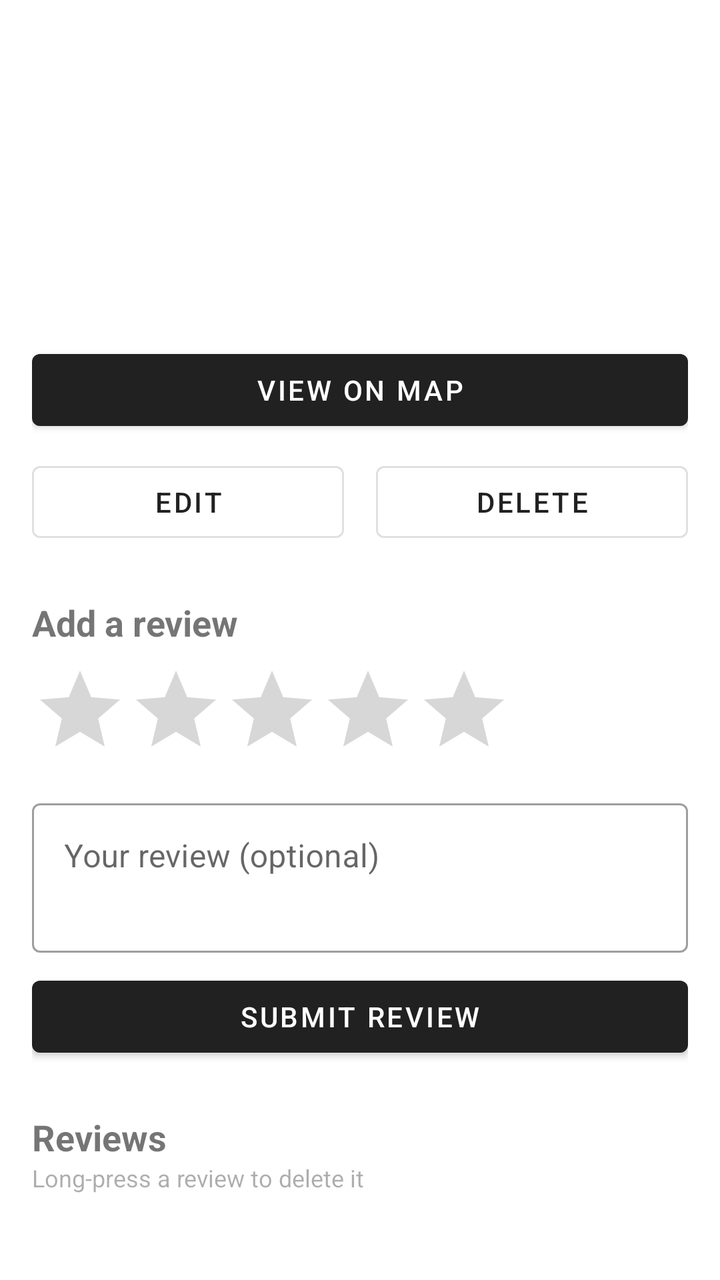
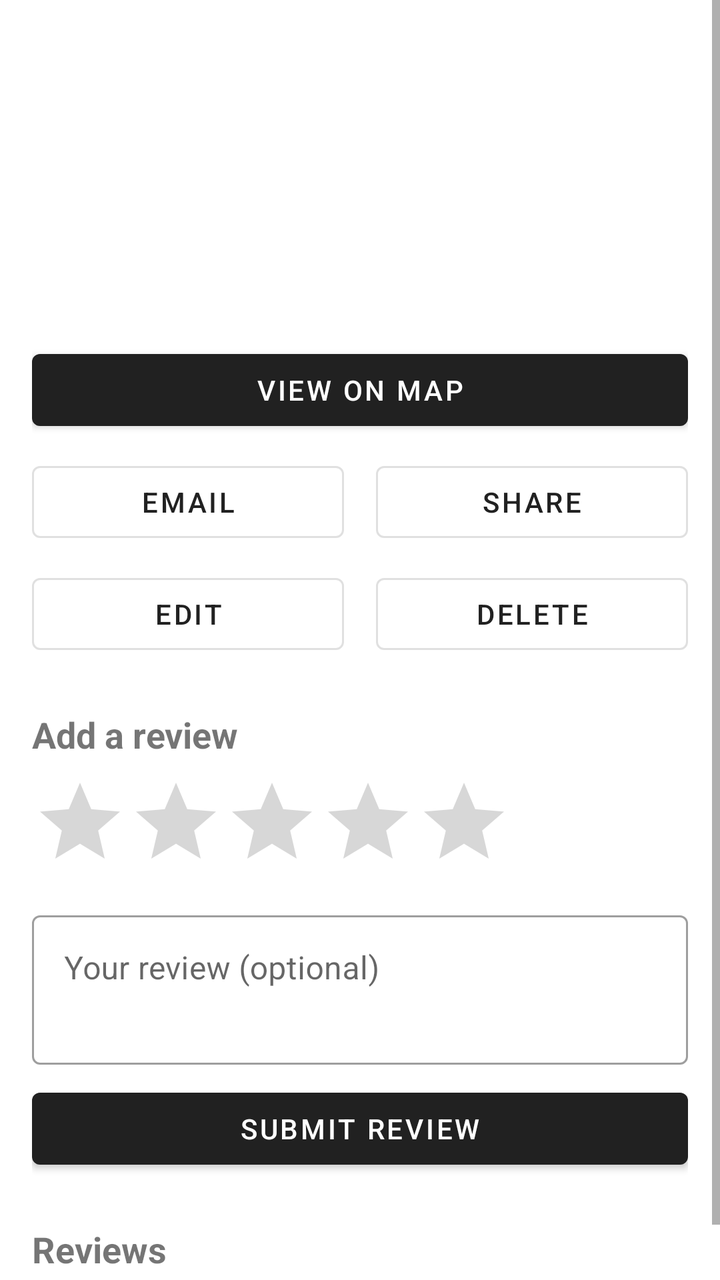

Screens rendered from an Android XML layout before and after an edit, with the pre-edit source and the edit as a unified diff.
<!-- AndroidManifest.xml: application theme Theme.RestaurantGuide -->
<!-- res/layout/activity_restaurant_detail.xml -->
<?xml version="1.0" encoding="utf-8"?>
<ScrollView xmlns:android="http://schemas.android.com/apk/res/android"
    xmlns:app="http://schemas.android.com/apk/res-auto"
    android:id="@+id/detailRoot"
    android:layout_width="match_parent"
    android:layout_height="match_parent">

    <LinearLayout
        android:layout_width="match_parent"
        android:layout_height="wrap_content"
        android:orientation="vertical"
        android:padding="16dp">

        <TextView
            android:id="@+id/tvName"
            android:layout_width="match_parent"
            android:layout_height="wrap_content"
            android:textSize="24sp"
            android:textStyle="bold" />

        <TextView
            android:id="@+id/tvRating"
            android:layout_width="match_parent"
            android:layout_height="wrap_content"
            android:layout_marginTop="4dp"
            android:textColor="@color/brand_accent"
            android:textSize="16sp" />

        <TextView
            android:id="@+id/tvTags"
            android:layout_width="match_parent"
            android:layout_height="wrap_content"
            android:layout_marginTop="8dp" />

        <TextView
            android:id="@+id/tvAddress"
            android:layout_width="match_parent"
            android:layout_height="wrap_content"
            android:layout_marginTop="8dp" />

        <TextView
            android:id="@+id/tvDescription"
            android:layout_width="match_parent"
            android:layout_height="wrap_content"
            android:layout_marginTop="8dp" />

        <Button
            android:id="@+id/btnMap"
            android:layout_width="match_parent"
            android:layout_height="wrap_content"
            android:layout_marginTop="16dp"
            android:text="View on Map" />

        <LinearLayout
            android:layout_width="match_parent"
            android:layout_height="wrap_content"
            android:layout_marginTop="8dp"
            android:orientation="horizontal">

            <Button
                android:id="@+id/btnEdit"
                style="@style/Widget.MaterialComponents.Button.OutlinedButton"
                android:layout_width="0dp"
                android:layout_height="wrap_content"
                android:layout_marginEnd="8dp"
                android:layout_weight="1"
                android:text="Edit" />

            <Button
                android:id="@+id/btnDelete"
                style="@style/Widget.MaterialComponents.Button.OutlinedButton"
                android:layout_width="0dp"
                android:layout_height="wrap_content"
                android:layout_marginStart="8dp"
                android:layout_weight="1"
                android:text="Delete" />
        </LinearLayout>

        <TextView
            android:layout_width="match_parent"
            android:layout_height="wrap_content"
            android:layout_marginTop="24dp"
            android:text="Add a review"
            android:textSize="18sp"
            android:textStyle="bold" />

        <RatingBar
            android:id="@+id/ratingBar"
            android:layout_width="wrap_content"
            android:layout_height="wrap_content"
            android:layout_marginTop="8dp"
            android:numStars="5"
            android:stepSize="1" />

        <com.google.android.material.textfield.TextInputLayout
            style="@style/Widget.MaterialComponents.TextInputLayout.OutlinedBox"
            android:layout_width="match_parent"
            android:layout_height="wrap_content"
            android:layout_marginTop="8dp"
            android:hint="Your review (optional)">

            <com.google.android.material.textfield.TextInputEditText
                android:id="@+id/etComment"
                android:layout_width="match_parent"
                android:layout_height="wrap_content"
                android:gravity="top"
                android:inputType="textMultiLine|textCapSentences"
                android:minLines="2" />
        </com.google.android.material.textfield.TextInputLayout>

        <Button
            android:id="@+id/btnSubmitReview"
            android:layout_width="match_parent"
            android:layout_height="wrap_content"
            android:layout_marginTop="8dp"
            android:text="Submit Review" />

        <TextView
            android:layout_width="match_parent"
            android:layout_height="wrap_content"
            android:layout_marginTop="24dp"
            android:text="Reviews"
            android:textSize="18sp"
            android:textStyle="bold" />

        <TextView
            android:layout_width="match_parent"
            android:layout_height="wrap_content"
            android:alpha="0.6"
            android:text="Long-press a review to delete it"
            android:textSize="12sp" />

        <TextView
            android:id="@+id/tvNoReviews"
            android:layout_width="match_parent"
            android:layout_height="wrap_content"
            android:layout_marginTop="12dp"
            android:text="No reviews yet. Be the first!"
            android:visibility="gone" />

        <androidx.recyclerview.widget.RecyclerView
            android:id="@+id/rvReviews"
            android:layout_width="match_parent"
            android:layout_height="wrap_content"
            android:nestedScrollingEnabled="false"
            app:layoutManager="androidx.recyclerview.widget.LinearLayoutManager" />
    </LinearLayout>
</ScrollView>
<!-- resources referenced by this layout -->
<resources>
  <color name="brand_accent">#F39C12</color>
  <style name="Theme.RestaurantGuide" parent="Base.Theme.RestaurantGuide" />
  <style name="Base.Theme.RestaurantGuide" parent="Theme.MaterialComponents.DayNight.DarkActionBar">
          
          
      </style>
</resources>

<!-- the commit's change to res/layout/activity_restaurant_detail.xml (unified diff, before → after) -->
@@ -50,6 +50,31 @@
             android:layout_height="wrap_content"
             android:layout_marginTop="16dp"
             android:text="View on Map" />
+
+        <LinearLayout
+            android:layout_width="match_parent"
+            android:layout_height="wrap_content"
+            android:layout_marginTop="8dp"
+            android:orientation="horizontal">
+
+            <Button
+                android:id="@+id/btnEmail"
+                style="@style/Widget.MaterialComponents.Button.OutlinedButton"
+                android:layout_width="0dp"
+                android:layout_height="wrap_content"
+                android:layout_marginEnd="8dp"
+                android:layout_weight="1"
+                android:text="Email" />
+
+            <Button
+                android:id="@+id/btnShare"
+                style="@style/Widget.MaterialComponents.Button.OutlinedButton"
+                android:layout_width="0dp"
+                android:layout_height="wrap_content"
+                android:layout_marginStart="8dp"
+                android:layout_weight="1"
+                android:text="Share" />
+        </LinearLayout>
 
         <LinearLayout
             android:layout_width="match_parent"
